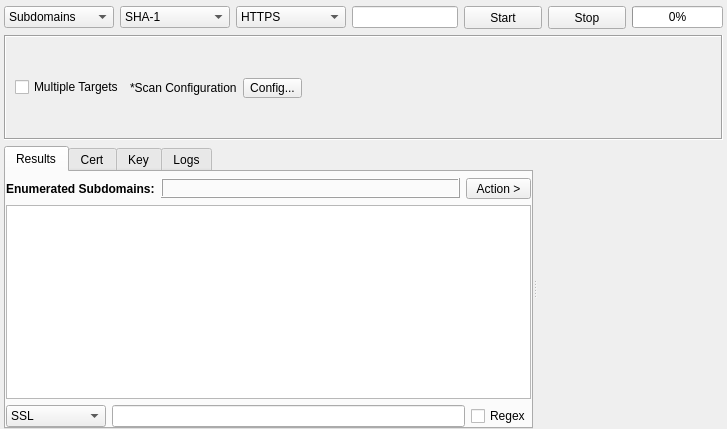
Before: the Qt Designer form sub3suite/src/engines/ssl/Ssl.ui in 3nock/OTE, drawn with Qt 5.
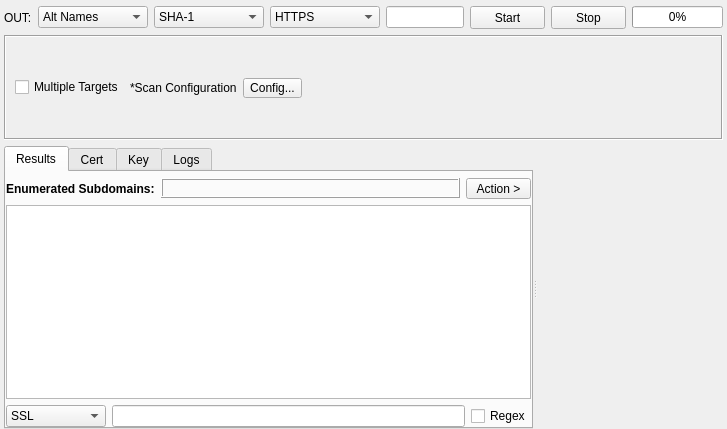
After: the same form once the commit is applied. Custom widgets are drawn as their Qt base class.

```diff
--- a/sub3suite/src/engines/ssl/Ssl.ui
+++ b/sub3suite/src/engines/ssl/Ssl.ui
@@ -28,6 +28,13 @@
    </property>
    <item>
     <layout class="QHBoxLayout" name="horizontalLayout">
+     <item>
+      <widget class="QLabel" name="labelOUT">
+       <property name="text">
+        <string>OUT:</string>
+       </property>
+      </widget>
+     </item>
      <item>
       <widget class="QComboBox" name="comboBoxOutput">
        <property name="sizePolicy">
@@ -50,7 +57,7 @@
        </property>
        <item>
         <property name="text">
-         <string>Subdomains</string>
+         <string>Alt Names</string>
         </property>
        </item>
        <item>
```
